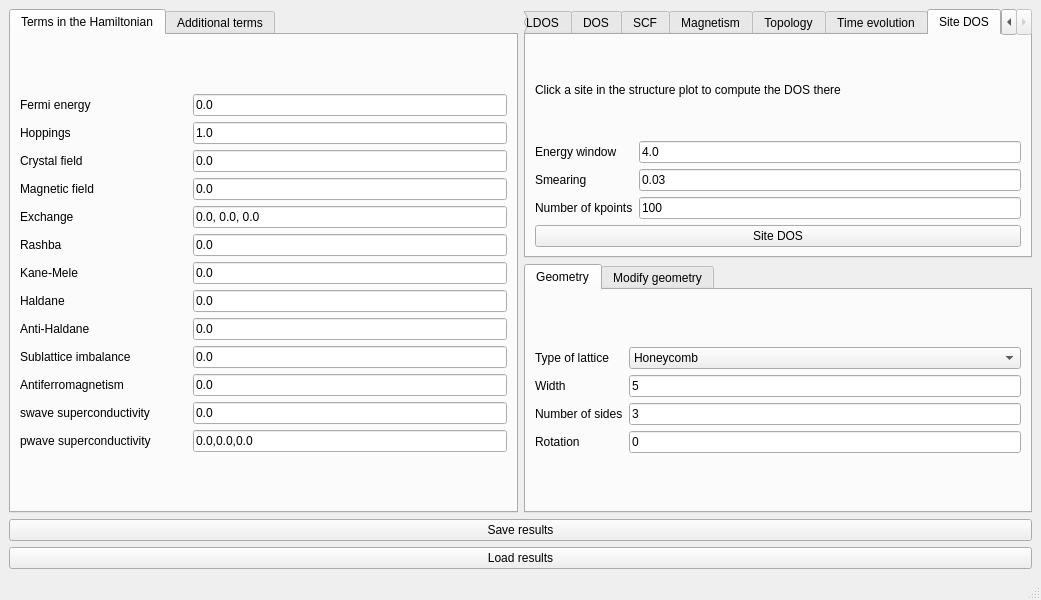
Qt form interface-pyqt/0d/interface.ui (joselado/quantum-lattice) before a commit.
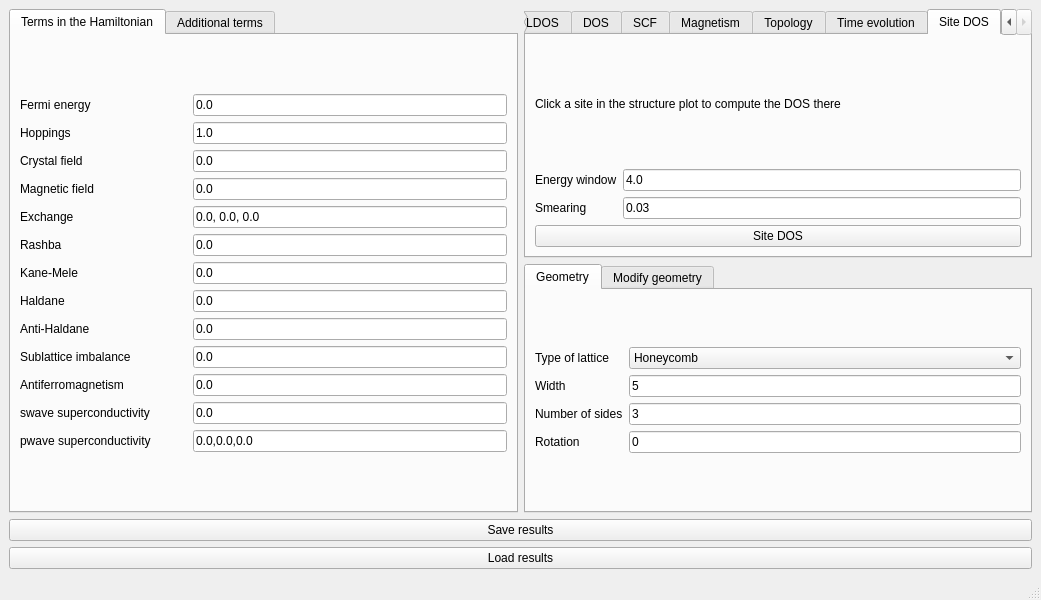
The same form after that commit. The open tabs and pages were chosen to show the change. Custom widgets are drawn as their Qt base class.

Commit message:
Polish the Site DOS view: axis, k-points defaults, 0D UI
- ql-site-dos: the DOS subplot's y-axis now just shows "0"/"max" ticks
  instead of raw numeric values, since the absolute scale isn't
  meaningful for a projected DOS.
- Drop the "Number of kpoints" field entirely from 0d/huge_0d's Site
  DOS tab - both are always 0-dimensional, so it's meaningless there
  (get_site_dos already defaults nk to 1 when the field is absent).
- Default "Number of kpoints" to 30 instead of 100 for the 2D-geometry
  modes (2d, 2dslab, hybridfilm, multilayergraphene, tmdc, tbg,
  heavyfermion).

Patch:
```diff
--- a/interface-pyqt/0d/interface.ui
+++ b/interface-pyqt/0d/interface.ui
@@ -1215,20 +1215,6 @@
             </property>
            </widget>
           </item>
-          <item row="2" column="0">
-           <widget class="BodyLabel" name="label_site_dos_nk">
-            <property name="text">
-             <string>Number of kpoints</string>
-            </property>
-           </widget>
-          </item>
-          <item row="2" column="1">
-           <widget class="LineEdit" name="site_dos_nk">
-            <property name="text">
-             <string>100</string>
-            </property>
-           </widget>
-          </item>
          </layout>
         </item>
         <item>
```
The commit also changes 18 other files.
